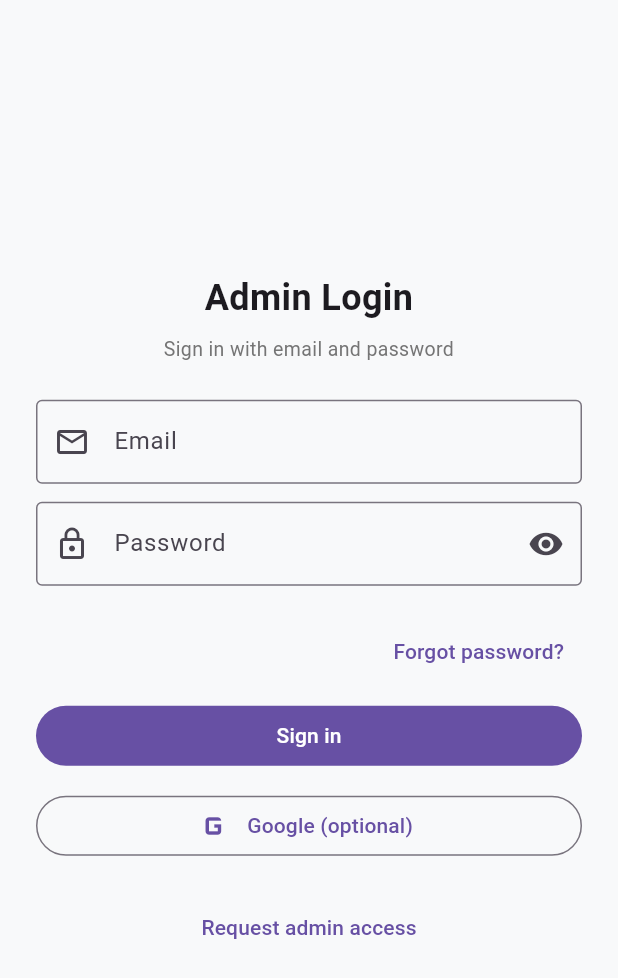
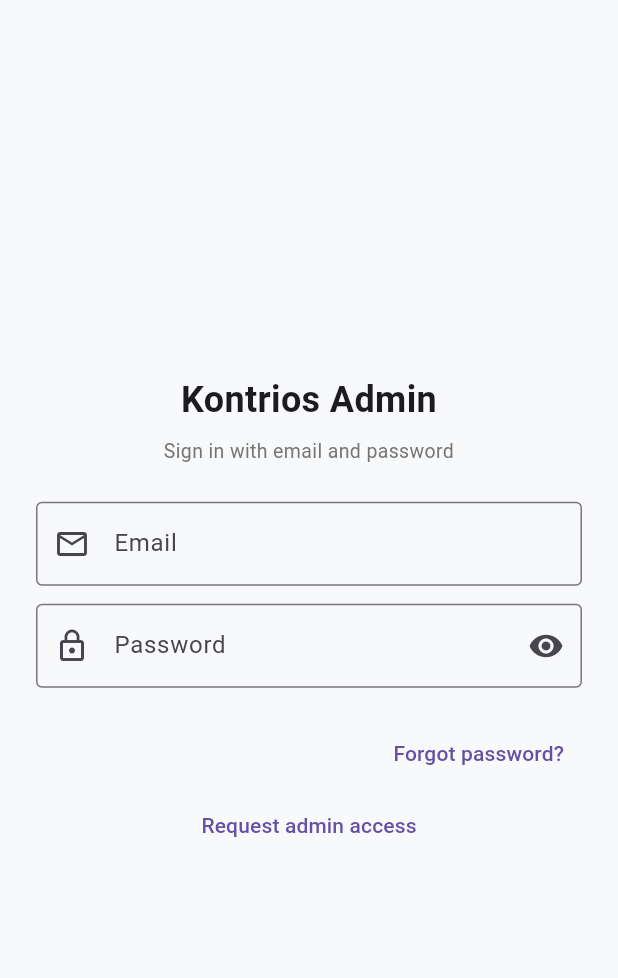
Before and after one commit to Nemahun21/kontri-os-hq, a Flutter app: the screen it shows after launch, on a phone screen of 412 x 824 dp. Shown: the top 978 px of the screen. Run offline on Flutter 3.47's test engine with Material 3 defaults, Android fonts, the phone set to English and light mode, and no system bars; our stand-ins replace audioplayers, cached_network_image, connectivity_plus, csv, file_picker, google_sign_in and 6 more; missing offline and left inert: file_selector; accounts and stored records are empty.

```diff
--- a/lib/screens/auth/login_screen.dart
+++ b/lib/screens/auth/login_screen.dart
@@ -348,7 +348,7 @@
         crossAxisAlignment: CrossAxisAlignment.stretch,
         children: [
           const Text(
-            'Admin Login',
+            'Kontrios Admin',
             textAlign: TextAlign.center,
             style: TextStyle(fontSize: 24, fontWeight: FontWeight.bold),
           ),
@@ -404,26 +404,26 @@
     child: const Text('Forgot password?'),
   ),
 ),
-const SizedBox(height: 8),
-          FilledButton(
-            onPressed: _isLoading ? null : _signInWithEmail,
-            child: _isLoading
-                ? const SizedBox(
-                    height: 22,
-                    width: 22,
-                    child: CircularProgressIndicator(strokeWidth: 2),
-                  )
-                : const Text('Sign in'),
-          ),
-          const SizedBox(height: 12),
-          OutlinedButton.icon(
-            onPressed: (_isLoading || !_googleReady)
-                ? null
-                : _handleGoogleSignIn,
-            icon: const Icon(Icons.g_mobiledata, size: 28),
-            label: const Text('Google (optional)'),
-          ),
-          const SizedBox(height: 20),
+// const SizedBox(height: 8),
+//           FilledButton(
+//             onPressed: _isLoading ? null : _signInWithEmail,
+//             child: _isLoading
+//                 ? const SizedBox(
+//                     height: 22,
+//                     width: 22,
+//                     child: CircularProgressIndicator(strokeWidth: 2),
+//                   )
+//                 : const Text('Sign in'),
+//           ),
+//           const SizedBox(height: 12),
+//           OutlinedButton.icon(
+//             onPressed: (_isLoading || !_googleReady)
+//                 ? null
+//                 : _handleGoogleSignIn,
+//             icon: const Icon(Icons.g_mobiledata, size: 28),
+//             label: const Text('Google (optional)'),
+//           ),
+//           const SizedBox(height: 20),
           TextButton(
             onPressed: _isLoading
                 ? null
```
